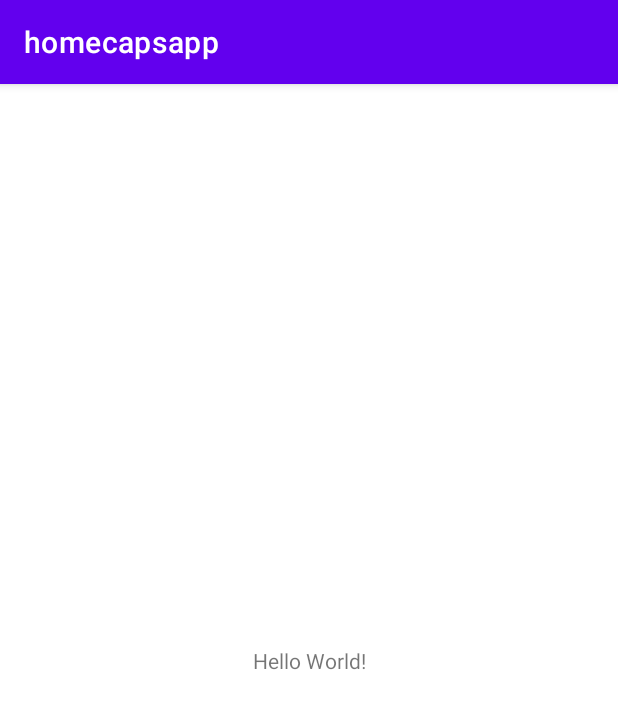
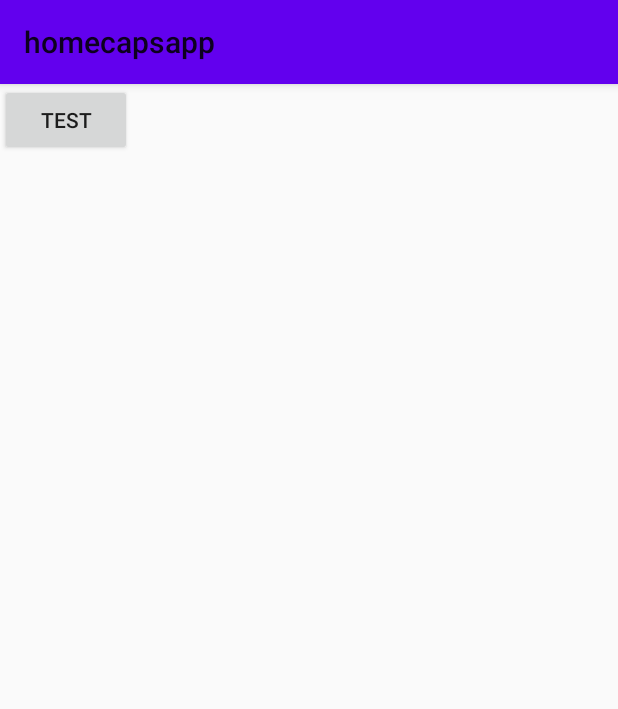
Before and after one commit to leeeeyz77/homecaps, an Android app: the screen it shows after launch (MainActivity), on a phone screen of 412 x 824 dp. Shown: the top 709 px of the screen. Run offline under Robolectric (Android 15) with nearby library versions, the phone set to English and light mode, and no system bars.

Commit message:
calltext+webview

```diff
--- a/app/src/main/AndroidManifest.xml
+++ b/app/src/main/AndroidManifest.xml
@@ -1,6 +1,9 @@
 <?xml version="1.0" encoding="utf-8"?>
+
 <manifest xmlns:android="http://schemas.android.com/apk/res/android"
     xmlns:tools="http://schemas.android.com/tools">
+
+    <uses-permission android:name="android.permission.INTERNET"/>
 
     <application
         android:allowBackup="true"
@@ -11,6 +14,9 @@
         android:supportsRtl="true"
         android:theme="@style/Theme.Homecapsapp"
         tools:targetApi="31">
+        <activity
+            android:name=".SubActivity"
+            android:exported="false" />
         <activity
             android:name=".MainActivity"
             android:exported="true">
--- a/app/src/main/java/com/example/homecapsapp/MainActivity.java
+++ b/app/src/main/java/com/example/homecapsapp/MainActivity.java
@@ -2,13 +2,27 @@ package com.example.homecapsapp;
 
 import androidx.appcompat.app.AppCompatActivity;
 
+import android.content.Intent;
 import android.os.Bundle;
+import android.view.View;
+import android.widget.Button;
 
 public class MainActivity extends AppCompatActivity {
+
+    private Button test;
 
     @Override
     protected void onCreate(Bundle savedInstanceState) {
         super.onCreate(savedInstanceState);
         setContentView(R.layout.activity_main);
+
+        test = findViewById(R.id.test);
+        test.setOnClickListener(new View.OnClickListener() {
+            @Override
+            public void onClick(View view) {
+                Intent intent = new Intent(MainActivity.this , SubActivity.class);
+                startActivity(intent);
+            }
+        });
     }
 }
--- a/app/src/main/res/layout/activity_main.xml
+++ b/app/src/main/res/layout/activity_main.xml
@@ -1,18 +1,15 @@
 <?xml version="1.0" encoding="utf-8"?>
-<androidx.constraintlayout.widget.ConstraintLayout xmlns:android="http://schemas.android.com/apk/res/android"
+<LinearLayout xmlns:android="http://schemas.android.com/apk/res/android"
     xmlns:app="http://schemas.android.com/apk/res-auto"
     xmlns:tools="http://schemas.android.com/tools"
     android:layout_width="match_parent"
     android:layout_height="match_parent"
     tools:context=".MainActivity">
 
-    <TextView
+    <Button
+        android:id="@+id/test"
         android:layout_width="wrap_content"
         android:layout_height="wrap_content"
-        android:text="Hello World!"
-        app:layout_constraintBottom_toBottomOf="parent"
-        app:layout_constraintEnd_toEndOf="parent"
-        app:layout_constraintStart_toStartOf="parent"
-        app:layout_constraintTop_toTopOf="parent" />
+        android:text="test"/>
 
-</androidx.constraintlayout.widget.ConstraintLayout>
+</LinearLayout>
--- a/app/src/main/res/values/themes.xml
+++ b/app/src/main/res/values/themes.xml
@@ -1,6 +1,6 @@
 <resources xmlns:tools="http://schemas.android.com/tools">
     <!-- Base application theme. -->
-    <style name="Theme.Homecapsapp" parent="Theme.MaterialComponents.DayNight.DarkActionBar">
+    <style name="Theme.Homecapsapp" parent="Theme.AppCompat.Light">
         <!-- Primary brand color. -->
         <item name="colorPrimary">@color/purple_500</item>
         <item name="colorPrimaryVariant">@color/purple_700</item>
```
Also changed, not shown: app/src/main/java/com/example/homecapsapp/SubActivity.java (added, +63 -0 lines), app/src/main/res/layout/activity_sub.xml (added, +31 -0 lines).
